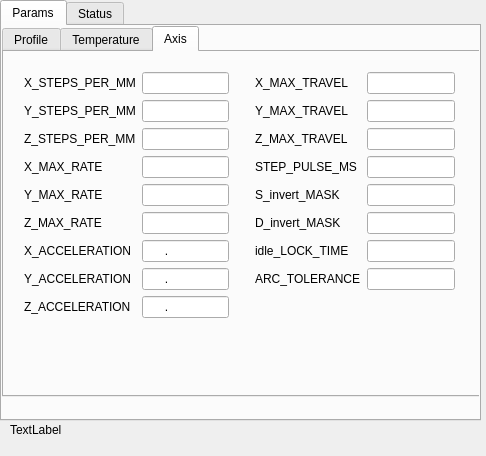
First picture: the form in profiles/profiledialog.ui, repository cuby-tec/mitoPrinter, before the edit.
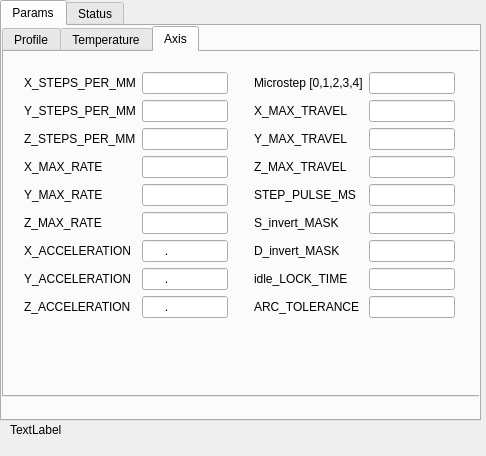
Second picture: the form after the edit. The open tabs and pages were chosen to show the change. Icons and pictures are not drawn.

What changed in the file:
```diff
--- a/profiles/profiledialog.ui
+++ b/profiles/profiledialog.ui
@@ -659,37 +659,37 @@
           <property name="bottomMargin">
            <number>10</number>
           </property>
-          <item row="0" column="0">
+          <item row="1" column="0">
            <widget class="QLabel" name="x_MAX_TRAVELLabel">
             <property name="text">
              <string>X_MAX_TRAVEL</string>
             </property>
            </widget>
           </item>
-          <item row="0" column="1">
+          <item row="1" column="1">
            <widget class="QLineEdit" name="LineEdit_X_TRAVEL"/>
           </item>
-          <item row="1" column="0">
+          <item row="2" column="0">
            <widget class="QLabel" name="y_MAX_TRAVELLabel">
             <property name="text">
              <string>Y_MAX_TRAVEL</string>
             </property>
            </widget>
           </item>
-          <item row="1" column="1">
+          <item row="2" column="1">
            <widget class="QLineEdit" name="LineEdit_Y_TRAVEL"/>
           </item>
-          <item row="2" column="0">
+          <item row="3" column="0">
            <widget class="QLabel" name="z_MAX_TRAVELLabel">
             <property name="text">
              <string>Z_MAX_TRAVEL</string>
             </property>
            </widget>
           </item>
-          <item row="2" column="1">
+          <item row="3" column="1">
            <widget class="QLineEdit" name="LineEdit_Z_TRAVEL"/>
           </item>
-          <item row="3" column="0">
+          <item row="4" column="0">
            <widget class="QLabel" name="sTEP_PULSE_MICROSECONDSLabel">
             <property name="toolTip">
              <string>STEP_PULSE_MICROSECONDS</string>
@@ -699,10 +699,10 @@
             </property>
            </widget>
           </item>
-          <item row="3" column="1">
+          <item row="4" column="1">
            <widget class="QLineEdit" name="LineEdit_STEP_PULSE_MICROSECONDS"/>
           </item>
-          <item row="4" column="0">
+          <item row="5" column="0">
            <widget class="QLabel" name="s_iNVERT_MASKLabel">
             <property name="toolTip">
              <string>STEPPING_INVERT_MASK</string>
@@ -712,10 +712,10 @@
             </property>
            </widget>
           </item>
-          <item row="4" column="1">
+          <item row="5" column="1">
            <widget class="QLineEdit" name="LineEdit_INVERT_MASK"/>
           </item>
-          <item row="5" column="0">
+          <item row="6" column="0">
            <widget class="QLabel" name="d_INVERT_MASKLabel">
             <property name="toolTip">
              <string>DIRECTION_INVERT_MASK</string>
@@ -725,10 +725,10 @@
             </property>
            </widget>
           </item>
-          <item row="5" column="1">
+          <item row="6" column="1">
            <widget class="QLineEdit" name="LineEdit_D_INVERT_MASK"/>
           </item>
-          <item row="6" column="0">
+          <item row="7" column="0">
            <widget class="QLabel" name="idle_LOCK_TIMELabel">
             <property name="toolTip">
              <string>STEPPER_IDLE_LOCK_TIME</string>
@@ -738,19 +738,39 @@
             </property>
            </widget>
           </item>
-          <item row="6" column="1">
+          <item row="7" column="1">
            <widget class="QLineEdit" name="LineEdit_IDLE_LOCK_TIME"/>
           </item>
-          <item row="7" column="0">
+          <item row="8" column="0">
            <widget class="QLabel" name="aRC_TOLERANCELabel">
             <property name="text">
              <string>ARC_TOLERANCE</string>
             </property>
            </widget>
           </item>
-          <item row="7" column="1">
+          <item row="8" column="1">
            <widget class="QLineEdit" name="LineEdit_ARC_TOLERANCE"/>
           </item>
+          <item row="0" column="0">
+           <widget class="QLabel" name="microstep_label">
+            <property name="text">
+             <string>Microstep [0,1,2,3,4]</string>
+            </property>
+           </widget>
+          </item>
+          <item row="0" column="1">
+           <widget class="QLineEdit" name="lineEdit_microstep">
+            <property name="toolTip">
+             <string>enabled 0,1,2,3,4</string>
+            </property>
+            <property name="inputMask">
+             <string>0</string>
+            </property>
+            <property name="alignment">
+             <set>Qt::AlignRight|Qt::AlignTrailing|Qt::AlignVCenter</set>
+            </property>
+           </widget>
+          </item>
          </layout>
         </item>
        </layout>
```
Left out of the diff: 2 changed lines with no effect on the pictures.
